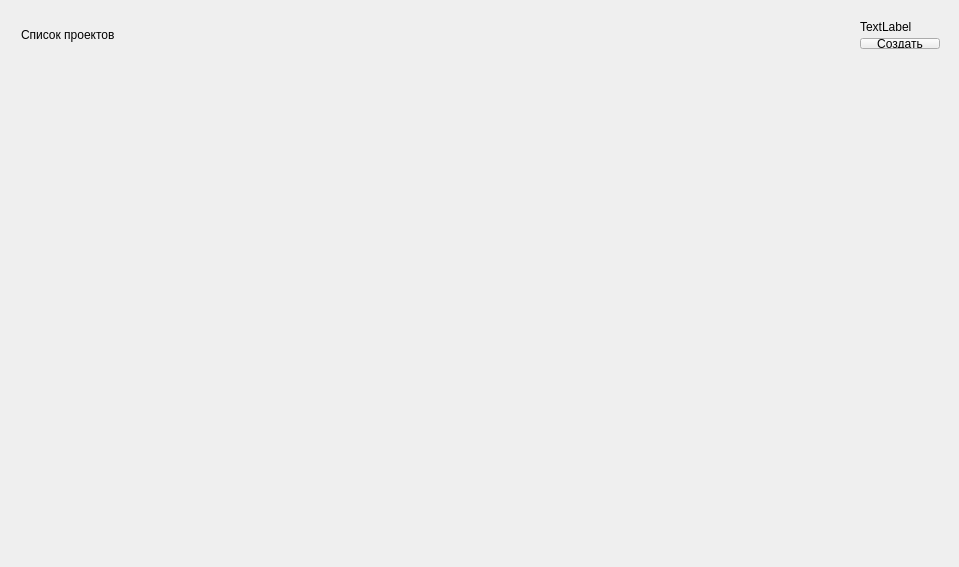
Qt form ProjectWindow.ui (Barnaga/TerraCRM) before a commit.
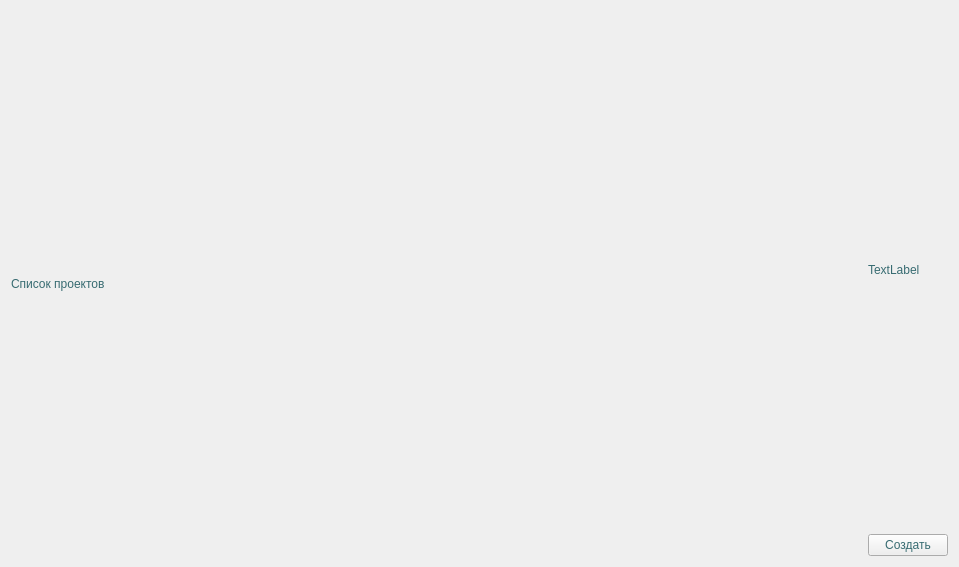
The same form after that commit.

What changed in the file:
```diff
--- a/ProjectWindow.ui
+++ b/ProjectWindow.ui
@@ -13,26 +13,13 @@
   <property name="windowTitle">
    <string>ProjectWindow</string>
   </property>
-  <widget class="QWidget" name="layoutWidget">
-   <property name="geometry">
-    <rect>
-     <x>10</x>
-     <y>60</y>
-     <width>941</width>
-     <height>481</height>
-    </rect>
-   </property>
-   <layout class="QVBoxLayout" name="projectsLayout"/>
-  </widget>
-  <widget class="QWidget" name="layoutWidget">
-   <property name="geometry">
-    <rect>
-     <x>10</x>
-     <y>10</y>
-     <width>941</width>
-     <height>50</height>
-    </rect>
-   </property>
+  <property name="styleSheet">
+   <string notr="true">QWidget {
+color: rgb(55, 107, 113);
+}</string>
+  </property>
+  <layout class="QVBoxLayout" name="verticalLayout_2">
+   <item>
    <layout class="QHBoxLayout" name="horizontalLayout">
     <item>
      <widget class="QLabel" name="listProjectsLbl">
@@ -73,7 +60,11 @@
      </layout>
     </item>
    </layout>
-  </widget>
+   </item>
+   <item>
+    <layout class="QVBoxLayout" name="projectsLayout"/>
+   </item>
+  </layout>
  </widget>
  <layoutdefault spacing="6" margin="11"/>
  <resources/>
```
Lines whose indentation alone changed are shown as unchanged.
